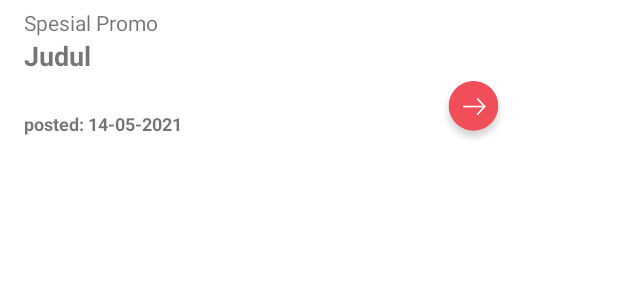
After one commit to alexistdev/vndrosport, an Android app: the layout single_list_spesial.xml on its own in the app's theme, with its tools: preview values and no code run, on a phone screen of 412 x 824 dp. The commit adds this screen. Shown: the top 300 px of the screen. Run offline under Robolectric (Android 15) with nearby library versions, the phone set to English and light mode, and no system bars; network calls fail.

Commit message:
api dan android tampil produk spesial di halaman home

```diff
--- a/Android/vndrosport/app/src/main/AndroidManifest.xml
+++ b/Android/vndrosport/app/src/main/AndroidManifest.xml
@@ -1,6 +1,11 @@
 <?xml version="1.0" encoding="utf-8"?>
 <manifest xmlns:android="http://schemas.android.com/apk/res/android"
     package="com.gilang.vndrosport">
+
+	<uses-permission android:name="android.permission.INTERNET" />
+	<uses-permission android:name="android.permission.ACCESS_NETWORK_STATE" />
+	<uses-permission android:name="android.permission.READ_EXTERNAL_STORAGE" />
+	<uses-permission android:name="android.permission.WRITE_EXTERNAL_STORAGE" />
 
     <application
         android:allowBackup="true"
@@ -8,6 +13,7 @@
         android:label="@string/app_name"
         android:roundIcon="@mipmap/ic_launcher_round"
         android:supportsRtl="true"
+		android:usesCleartextTraffic="true"
         android:theme="@style/Theme.Vndrosport">
         <activity android:name=".page.login"/>
         <activity android:name=".MainActivity"
--- a/Android/vndrosport/app/src/main/res/layout/fragment_home.xml
+++ b/Android/vndrosport/app/src/main/res/layout/fragment_home.xml
@@ -41,7 +41,8 @@
 					android:background="@drawable/rect1"
 					android:elevation="10dp"
 					app:cardCornerRadius="5dp"
-					android:layout_marginTop="155dp"
+					android:layout_marginTop="135dp"
+					android:layout_marginBottom="25dp"
 					android:layout_marginStart="100dp"
 					android:layout_marginEnd="16dp">
 					<LinearLayout
@@ -49,7 +50,7 @@
 						android:layout_height="match_parent"
 						android:orientation="horizontal">
 						<androidx.recyclerview.widget.RecyclerView
-							android:id="@+id/rcberita"
+							android:id="@+id/rcSpesial"
 							android:layout_width="match_parent"
 							android:layout_height="wrap_content"
 							android:layout_marginTop="8dp"/>
--- /dev/null
+++ b/Android/vndrosport/app/src/main/res/layout/single_list_spesial.xml
@@ -0,0 +1,51 @@
+<?xml version="1.0" encoding="utf-8"?>
+<LinearLayout
+	xmlns:android="http://schemas.android.com/apk/res/android"
+	android:orientation="vertical"
+	android:layout_width="match_parent"
+	android:layout_height="match_parent">
+		<TextView
+			android:layout_width="match_parent"
+			android:layout_height="wrap_content"
+			android:text="@string/dash5"
+			android:textSize="14sp"
+			android:layout_marginStart="16dp"
+			android:layout_marginEnd="16dp"
+			android:layout_marginTop="5dp"/>
+		<TextView
+			android:id="@+id/txt_judul"
+			android:layout_width="match_parent"
+			android:layout_height="wrap_content"
+			android:text="@string/dash6"
+			android:textSize="18sp"
+			android:textStyle="bold"
+			android:layout_marginStart="16dp"
+			android:layout_marginEnd="16dp"/>
+		<LinearLayout
+			android:layout_width="match_parent"
+			android:layout_height="wrap_content"
+			android:weightSum="2"
+			android:orientation="horizontal">
+			<TextView
+				android:id="@+id/txt_tanggal"
+				android:layout_width="wrap_content"
+				android:layout_height="wrap_content"
+				android:layout_weight="1"
+				android:text="@string/dash7"
+				android:layout_gravity="center_vertical"
+				android:textSize="12sp"
+				android:textStyle="bold"
+				android:layout_marginStart="16dp"
+				android:layout_marginEnd="16dp"/>
+			<ImageView
+				android:layout_weight="1"
+				android:layout_width="50dp"
+				android:layout_height="50dp"
+				android:src="@drawable/btn_next"
+				android:contentDescription="@string/dash5"
+				android:layout_gravity="end"
+				android:layout_marginEnd="20dp"
+				android:layout_marginTop="16dp"/>
+		</LinearLayout>
+
+</LinearLayout>
--- a/Android/vndrosport/app/src/main/res/values/strings.xml
+++ b/Android/vndrosport/app/src/main/res/values/strings.xml
@@ -15,6 +15,9 @@
 	<string name="dash2">Riwayat Order</string>
 	<string name="dash3">Keranjang</string>
 	<string name="dash4">Akun</string>
+	<string name="dash5">Spesial Promo</string>
+	<string name="dash6">Judul</string>
+	<string name="dash7">posted: 14-05-2021</string>
 	<!-- TODO: Remove or change this placeholder text -->
 	<string name="hello_blank_fragment">Hello blank fragment</string>
 </resources>
```
Also changed, not shown: Android/vndrosport/app/src/main/java/com/gilang/vndrosport/API/APIService.java (added, +48 -0 lines), Android/vndrosport/app/src/main/java/com/gilang/vndrosport/API/NetworkConnectionInterceptor.java (added, +35 -0 lines), Android/vndrosport/app/src/main/java/com/gilang/vndrosport/API/NoConnectivityException.java (added, +10 -0 lines), Android/vndrosport/app/src/main/java/com/gilang/vndrosport/API/ServiceGenerator.java (added, +24 -0 lines), Android/vndrosport/app/src/main/java/com/gilang/vndrosport/adapter/SpesialAdapter.java (added, +59 -0 lines), Android/vndrosport/app/src/main/java/com/gilang/vndrosport/config/Constants.java (added, +8 -0 lines), Android/vndrosport/app/src/main/java/com/gilang/vndrosport/fragment/home_fragment.java (+94 -39 lines), Android/vndrosport/app/src/main/java/com/gilang/vndrosport/model/SpesialModel.java (added, +37 -0 lines), Android/vndrosport/app/src/main/java/com/gilang/vndrosport/response/ResponseSpesial.java (added, +33 -0 lines), Android/vndrosport/app/src/main/res/drawable/btn_next.png (added), 4 other files.
